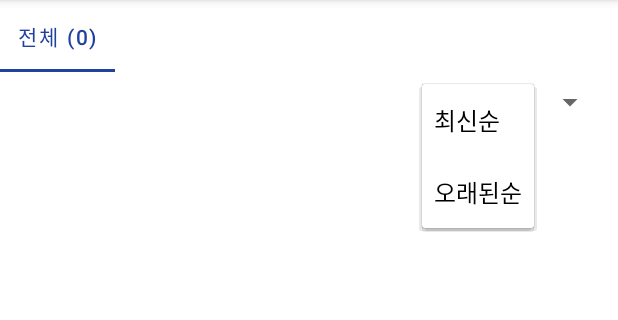
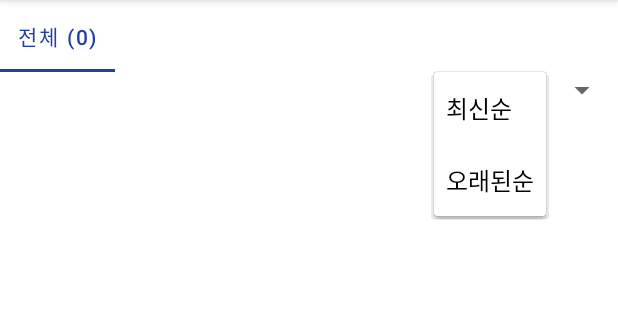
Before and after one commit to jyoon75/Meonail, an Android app: the fragment HomeFragment shown on its own in the app's theme, after a tap on "최신순", on a phone screen of 412 x 824 dp, the part 84-404 px from its top. Run offline under Robolectric (Android 15) with nearby library versions, the phone set to English and light mode, and no system bars; pictures from the network do not load; 1 statement that could not run was skipped.

Commit message:
수정 시 상세화면 바로 변경, 기록추가수정삭제 시 탭 바로 업데이트, 상세화면 레이아웃 변경

```diff
--- a/app/src/main/java/com/example/meonail/ui/home/HomeFragment.kt
+++ b/app/src/main/java/com/example/meonail/ui/home/HomeFragment.kt
@@ -38,6 +38,9 @@ class HomeFragment : Fragment() {
     override fun onResume() {
         super.onResume()
         loadRecords("전체", "DESC") // 홈 화면에서 데이터를 다시 불러오기
+
+        // 탭 업데이트
+        setupTabs()
     }
 
 
@@ -149,6 +152,18 @@ class HomeFragment : Fragment() {
 
     }
 
+
+    private fun loadRecords(category: String, sortOrder: String) {
+        val records = if (category == "전체") {
+            dbHelper.getAllRecords(sortOrder)
+        } else {
+            dbHelper.getRecordsByCategory(category, sortOrder)
+        }
+        homeViewModel.updateRecords(records)
+    }
+
+
+
     private fun setupTabs() {
         binding.tabLayout.removeAllTabs()
         val categories = dbHelper.getCategoriesWithCount()
@@ -164,14 +179,7 @@ class HomeFragment : Fragment() {
 
 
 
-    private fun loadRecords(category: String, sortOrder: String) {
-        val records = if (category == "전체") {
-            dbHelper.getAllRecords(sortOrder)
-        } else {
-            dbHelper.getRecordsByCategory(category, sortOrder)
-        }
-        homeViewModel.updateRecords(records)
-    }
+
 
 
     private fun getSelectedCategory(): String {
--- a/app/src/main/res/layout/fragment_home.xml
+++ b/app/src/main/res/layout/fragment_home.xml
@@ -30,7 +30,6 @@
             android:layout_width="wrap_content"
             android:layout_height="wrap_content"
             android:layout_gravity="end"
-            android:layout_margin="8dp"
             android:entries="@array/sort_options" />
 
         <!-- RecyclerView for list -->
--- a/app/src/main/res/layout/fragment_record_info.xml
+++ b/app/src/main/res/layout/fragment_record_info.xml
@@ -85,7 +85,8 @@
             android:layout_marginTop="8dp"
             android:textColor="@color/primary_ver1"
             android:textSize="14sp"
-            android:gravity="end"/>
+            android:gravity="end"
+            android:layout_marginBottom="64dp"/>
 
 
     </LinearLayout>
```
Also changed, not shown: app/src/main/java/com/example/meonail/RecordInfoFragment.kt (+35 -2 lines).
